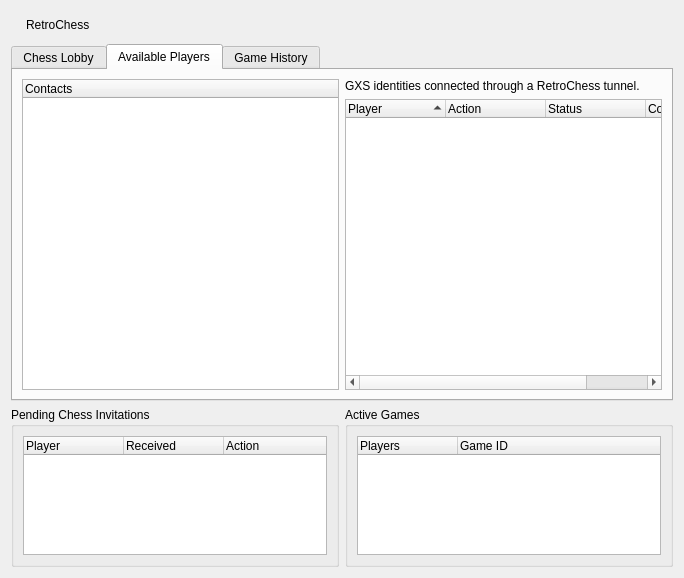
The window that gui/NEMainpage.ui (RetroShare/RetroChess) describes before a commit, drawn with Qt 5.
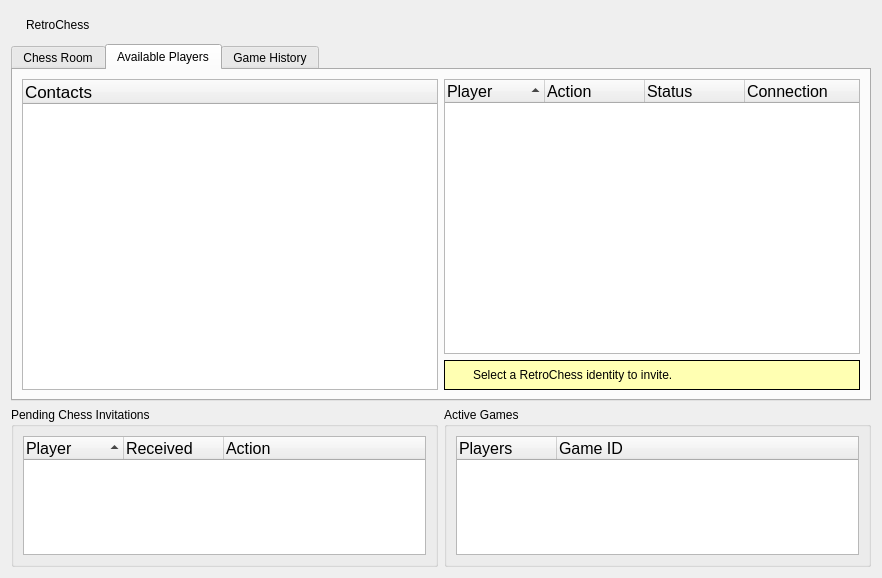
The same window after the commit. The open tabs and pages were chosen to show the change. Icons and pictures are not drawn.

What changed in the file:
```diff
--- a/gui/NEMainpage.ui
+++ b/gui/NEMainpage.ui
@@ -6,7 +6,7 @@
    <rect>
     <x>0</x>
     <y>0</y>
-    <width>684</width>
+    <width>882</width>
     <height>578</height>
    </rect>
   </property>
@@ -107,7 +107,7 @@
      </property>
      <widget class="QWidget" name="tab">
       <attribute name="title">
-       <string>Chess Lobby</string>
+       <string>Chess Room</string>
       </attribute>
       <layout class="QGridLayout" name="gridLayout_3">
        <item row="0" column="0">
@@ -208,8 +208,13 @@
        <string>Available Players</string>
       </attribute>
       <layout class="QGridLayout" name="gridLayout_2">
-       <item row="0" column="0" rowspan="2">
+       <item row="0" column="0">
         <widget class="QTreeWidget" name="contactstreeWidget">
+         <property name="font">
+          <font>
+           <pointsize>13</pointsize>
+          </font>
+         </property>
          <property name="selectionBehavior">
           <enum>QAbstractItemView::SelectItems</enum>
          </property>
@@ -221,14 +226,17 @@
         </widget>
        </item>
        <item row="0" column="1">
-        <widget class="QLabel" name="availablePlayersDescription">
-         <property name="text">
-          <string>GXS identities connected through a RetroChess tunnel.</string>
+        <layout class="QVBoxLayout" name="verticalLayout">
+         <property name="spacing">
+          <number>6</number>
          </property>
-        </widget>
-       </item>
-       <item row="1" column="1">
+         <item>
         <widget class="QTreeWidget" name="availablePlayers">
+           <property name="font">
+            <font>
+             <pointsize>12</pointsize>
+            </font>
+           </property>
          <property name="alternatingRowColors">
           <bool>true</bool>
          </property>
@@ -260,6 +268,189 @@
          </column>
         </widget>
        </item>
+         <item>
+          <widget class="QFrame" name="info_Frame">
+           <property name="palette">
+            <palette>
+             <active>
+              <colorrole role="WindowText">
+               <brush brushstyle="SolidPattern">
+                <color alpha="255">
+                 <red>0</red>
+                 <green>0</green>
+                 <blue>0</blue>
+                </color>
+               </brush>
+              </colorrole>
+              <colorrole role="Base">
+               <brush brushstyle="SolidPattern">
+                <color alpha="255">
+                 <red>255</red>
+                 <green>255</green>
+                 <blue>255</blue>
+                </color>
+               </brush>
+              </colorrole>
+              <colorrole role="Window">
+               <brush brushstyle="SolidPattern">
+                <color alpha="255">
+                 <red>255</red>
+                 <green>255</green>
+                 <blue>178</blue>
+                </color>
+               </brush>
+              </colorrole>
+             </active>
+             <inactive>
+              <colorrole role="WindowText">
+               <brush brushstyle="SolidPattern">
+                <color alpha="255">
+                 <red>0</red>
+                 <green>0</green>
+                 <blue>0</blue>
+                </color>
+               </brush>
+              </colorrole>
+              <colorrole role="Base">
+               <brush brushstyle="SolidPattern">
+                <color alpha="255">
+                 <red>255</red>
+                 <green>255</green>
+                 <blue>255</blue>
+                </color>
+               </brush>
+              </colorrole>
+              <colorrole role="Window">
+               <brush brushstyle="SolidPattern">
+                <color alpha="255">
+                 <red>255</red>
+                 <green>255</green>
+                 <blue>178</blue>
+                </color>
+               </brush>
+              </colorrole>
+             </inactive>
+             <disabled>
+              <colorrole role="WindowText">
+               <brush brushstyle="SolidPattern">
+                <color alpha="255">
+                 <red>154</red>
+                 <green>154</green>
+                 <blue>154</blue>
+                </color>
+               </brush>
+              </colorrole>
+              <colorrole role="Base">
+               <brush brushstyle="SolidPattern">
+                <color alpha="255">
+                 <red>255</red>
+                 <green>255</green>
+                 <blue>178</blue>
+                </color>
+               </brush>
+              </colorrole>
+              <colorrole role="Window">
+               <brush brushstyle="SolidPattern">
+                <color alpha="255">
+                 <red>255</red>
+                 <green>255</green>
+                 <blue>178</blue>
+                </color>
+               </brush>
+              </colorrole>
+             </disabled>
+            </palette>
+           </property>
+           <property name="autoFillBackground">
+            <bool>true</bool>
+           </property>
+           <property name="styleSheet">
+            <string notr="true"/>
+           </property>
+           <property name="frameShape">
+            <enum>QFrame::Box</enum>
+           </property>
+           <layout class="QHBoxLayout" name="info_Frame_Distant_HL">
+            <property name="leftMargin">
+             <number>6</number>
+            </property>
+            <property name="topMargin">
+             <number>6</number>
+            </property>
+            <property name="rightMargin">
+             <number>6</number>
+            </property>
+            <property name="bottomMargin">
+             <number>6</number>
+            </property>
+            <item>
+             <widget class="QLabel" name="infoPixmap_Distant">
+              <property name="maximumSize">
+               <size>
+                <width>16</width>
+                <height>16</height>
+               </size>
+              </property>
+              <property name="text">
+               <string/>
+              </property>
+              <property name="pixmap">
+               <pixmap resource="../../../../RetroShare-Master/retroshare-gui/src/gui/images.qrc">:/images/info16.png</pixmap>
+              </property>
+              <property name="alignment">
+               <set>Qt::AlignLeading|Qt::AlignLeft|Qt::AlignTop</set>
+              </property>
+             </widget>
+            </item>
+            <item>
+             <widget class="QLabel" name="availablePlayersDescription">
+              <property name="text">
+               <string notr="true">&lt;html&gt;&lt;head/&gt;&lt;body&gt;&lt;p&gt;Select a RetroChess identity to invite. &lt;/p&gt;&lt;/body&gt;&lt;/html&gt;</string>
+              </property>
+              <property name="wordWrap">
+               <bool>true</bool>
+              </property>
+             </widget>
+            </item>
+            <item>
+             <widget class="QToolButton" name="closeInfoFrameButton">
+              <property name="maximumSize">
+               <size>
+                <width>16</width>
+                <height>16</height>
+               </size>
+              </property>
+              <property name="focusPolicy">
+               <enum>Qt::NoFocus</enum>
+              </property>
+              <property name="toolTip">
+               <string>Close</string>
+              </property>
+              <property name="styleSheet">
+               <string notr="true">QToolButton
+{
+ border-image: url(:/images/closenormal.png) 
+}
+                                
+QToolButton:hover 
+{
+border-image: url(:/images/closehover.png) 
+}
+                                
+QToolButton:pressed  {
+border-image: url(:/images/closepressed.png) 
+}</string>
+              </property>
+              <property name="autoRaise">
+               <bool>true</bool>
+              </property>
+             </widget>
+            </item>
+           </layout>
+          </widget>
+         </item>
+        </layout>
+       </item>
       </layout>
      </widget>
      <widget class="QWidget" name="gameHistoryTab">
@@ -371,6 +562,11 @@
      <layout class="QVBoxLayout" name="pendingInvitesLayout">
       <item>
        <widget class="QTreeWidget" name="pendingInvites">
+        <property name="font">
+         <font>
+          <pointsize>12</pointsize>
+         </font>
+        </property>
         <property name="alternatingRowColors">
          <bool>true</bool>
         </property>
@@ -380,6 +576,9 @@
         <property name="rootIsDecorated">
          <bool>false</bool>
         </property>
+        <property name="sortingEnabled">
+         <bool>true</bool>
+        </property>
         <column>
          <property name="text">
           <string>Player</string>
@@ -420,6 +619,11 @@
      <layout class="QGridLayout" name="gridLayout_4">
       <item row="0" column="0">
        <widget class="QTreeWidget" name="active_games">
+        <property name="font">
+         <font>
+          <pointsize>12</pointsize>
+         </font>
+        </property>
         <property name="alternatingRowColors">
          <bool>true</bool>
         </property>
```
Left out of the diff: 13 changed lines with no effect on the pictures. Lines whose indentation alone changed are shown as unchanged.
